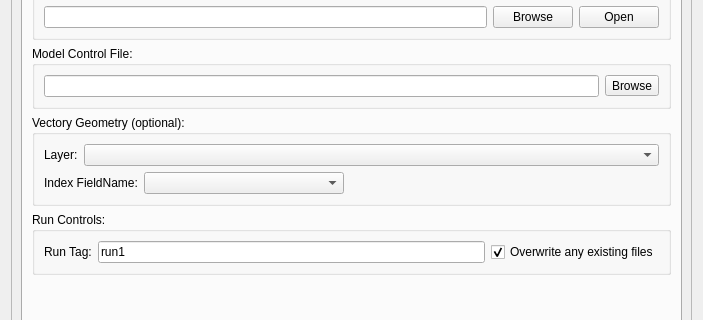
Above: canflood/model/model.ui from NRCan/CanFlood before the change; both pictures show x 0 to 703 and y 99 to 419 of the 703 by 897 pixel window. Below: the same form after it.
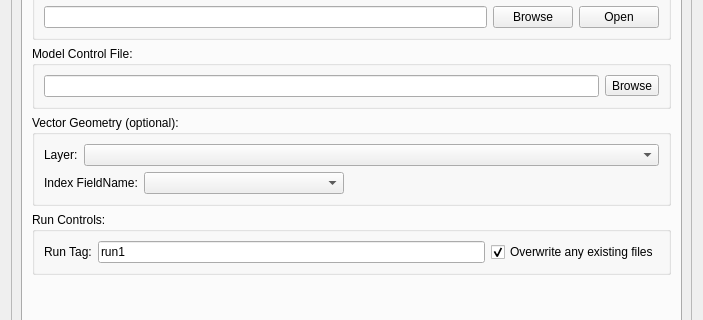
That is the form after the change. The open tabs and pages were chosen to show the change. Icons and pictures are not drawn. Custom widgets are drawn as their Qt base class.

```diff
--- a/canflood/model/model.ui
+++ b/canflood/model/model.ui
@@ -198,7 +198,7 @@
            <item>
             <widget class="QGroupBox" name="verticalGroupBox_7">
              <property name="title">
-              <string>Vectory Geometry (optional):</string>
+              <string>Vector Geometry (optional):</string>
              </property>
              <layout class="QVBoxLayout" name="verticalLayout_12">
               <item>
```
